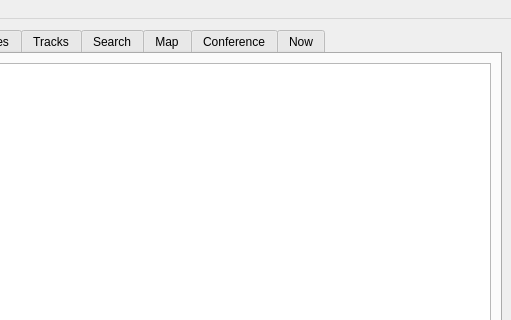
The window that src/gui/mainwindow.ui (edulix/confclerk) describes before a commit, drawn with Qt 5; both pictures show x 143 to 654 and y 0 to 320 of the 654 by 444 pixel window.
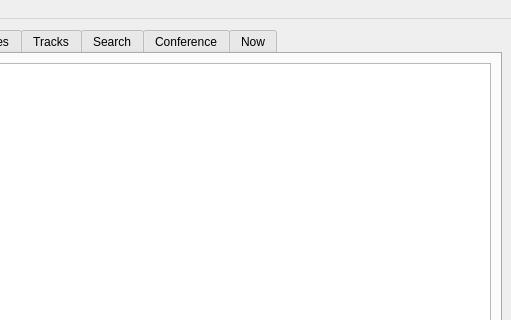
The same window after the commit. Custom widgets are drawn as their Qt base class.

Diff of the .ui file:
```diff
--- a/src/gui/mainwindow.ui
+++ b/src/gui/mainwindow.ui
@@ -229,11 +229,6 @@
         </item>
        </layout>
       </widget>
-      <widget class="QWidget" name="mapTab" >
-       <attribute name="title" >
-        <string>Map</string>
-       </attribute>
-      </widget>
       <widget class="QWidget" name="conferenceTab" >
        <attribute name="title" >
         <string>Conference</string>
```
Lines whose indentation alone changed are shown as unchanged.
